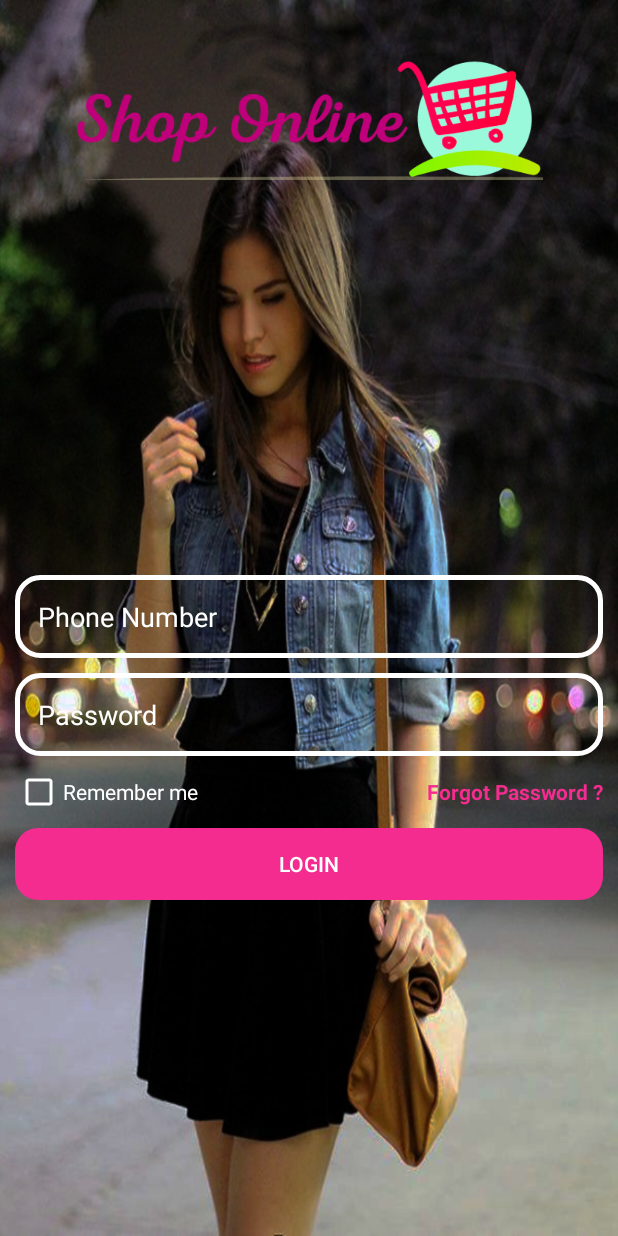
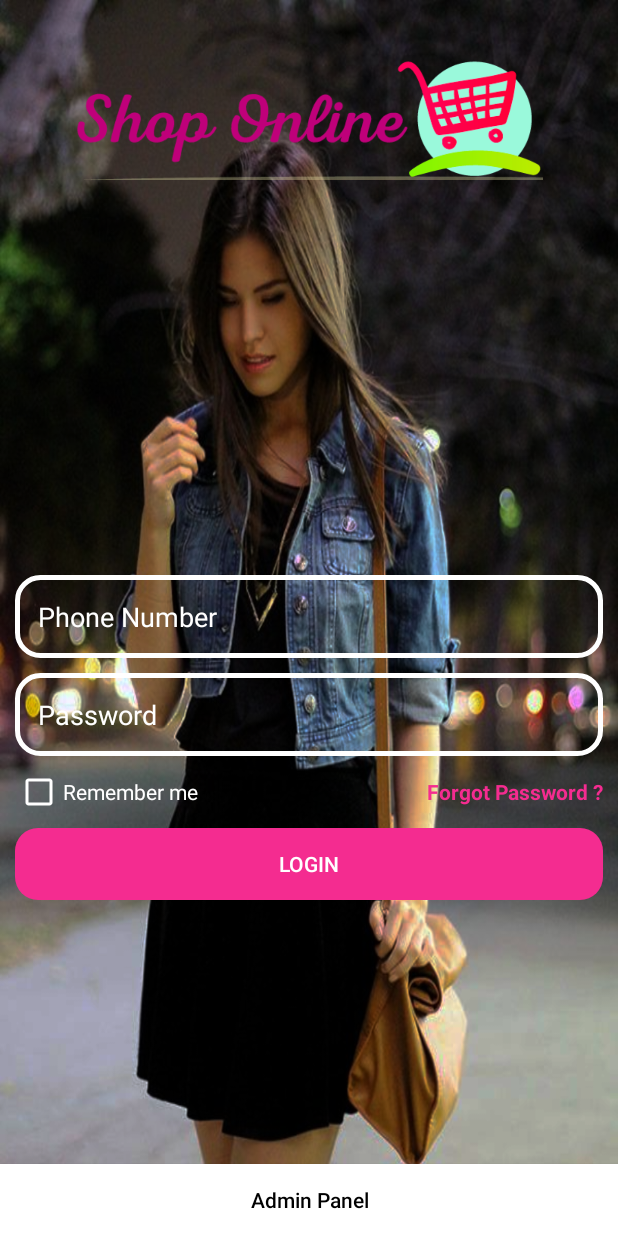
Before and after one commit to subashkarki68/Ecommerce_App, an Android app: the screen it shows after launch (LoginActivity), after a tap on "Already have an account? Login", on a phone screen of 412 x 824 dp. Run offline under Robolectric (Android 15) with nearby library versions, the phone set to English and light mode, and no system bars; our stand-ins replace Firebase (no records; nobody signed in at launch, a user with empty details on screens opened directly).

Commit message:
View Binding Implemented

```diff
--- a/app/build.gradle
+++ b/app/build.gradle
@@ -22,6 +22,11 @@ android {
             proguardFiles getDefaultProguardFile('proguard-android-optimize.txt'), 'proguard-rules.pro'
         }
     }
+    buildFeatures {
+
+        viewBinding true
+
+    }
     compileOptions {
         sourceCompatibility JavaVersion.VERSION_1_8
         targetCompatibility JavaVersion.VERSION_1_8
--- a/app/src/main/AndroidManifest.xml
+++ b/app/src/main/AndroidManifest.xml
@@ -9,6 +9,12 @@
         android:roundIcon="@mipmap/ic_launcher_round"
         android:supportsRtl="true"
         android:theme="@style/Theme.EcommerceApp">
+        <activity
+            android:name=".AdminPanelAddNewProductActivity"
+            android:exported="false" />
+        <activity
+            android:name=".AdminPanelHomeActivity"
+            android:exported="false" />
         <activity
             android:name=".HomeActivity"
             android:exported="false" />
--- a/app/src/main/java/com/example/ecommerceapp/LoginActivity.java
+++ b/app/src/main/java/com/example/ecommerceapp/LoginActivity.java
@@ -4,17 +4,22 @@ import androidx.annotation.NonNull;
 import androidx.appcompat.app.AppCompatActivity;
 import androidx.appcompat.widget.AppCompatButton;
 
+import android.app.ActionBar;
+import android.app.Dialog;
 import android.app.ProgressDialog;
 import android.content.Intent;
 import android.content.SharedPreferences;
 import android.os.Bundle;
 import android.text.TextUtils;
 import android.view.View;
+import android.view.ViewGroup;
+import android.view.Window;
 import android.widget.CheckBox;
 import android.widget.CompoundButton;
 import android.widget.EditText;
 import android.widget.Toast;
 
+import com.example.ecommerceapp.databinding.ActivityLoginBinding;
 import com.example.ecommerceapp.model.Users;
 import com.example.ecommerceapp.prevalent.UserCookie;
 import com.google.firebase.database.DataSnapshot;
@@ -26,23 +31,20 @@ import com.google.gson.Gson;
 
 public class LoginActivity extends AppCompatActivity {
 
-    private AppCompatButton mLoginButton;
-    private EditText mInputPhoneNumber, mInputPassword;
+    ActivityLoginBinding mBinding;
+
     private String mPhoneNumber, mPassword;
     private ProgressDialog mLoadingbar;
-    private CheckBox mRememberMe_chkb;
     private SharedPreferences mSharedPreferences;
+    private Dialog mAdminLoginDialog;
 
 
     @Override
     protected void onCreate(Bundle savedInstanceState) {
         super.onCreate(savedInstanceState);
-        setContentView(R.layout.activity_login);
+        mBinding = ActivityLoginBinding.inflate(getLayoutInflater());
+        setContentView(mBinding.getRoot());
 
-        mLoginButton = findViewById(R.id.login_btn);
-        mInputPhoneNumber = findViewById(R.id.login_phoneNumberInput);
-        mInputPassword = findViewById(R.id.login_passwordInput);
-        mRememberMe_chkb = findViewById(R.id.login_remember_me_chkb);
         mLoadingbar = new ProgressDialog(this);
         mSharedPreferences = getSharedPreferences(UserCookie.ACCOUNT_SETTINGS_SHARED_PREFERENCES,MODE_PRIVATE);
 
@@ -68,14 +70,21 @@ public class LoginActivity extends AppCompatActivity {
             Toast.makeText(LoginActivity.this, "Not Logged in", Toast.LENGTH_SHORT).show();
         }
 
-        mLoginButton.setOnClickListener(new View.OnClickListener() {
+        mBinding.loginBtn.setOnClickListener(new View.OnClickListener() {
             @Override
             public void onClick(View v) {
                 tryLogin();
             }
         });
 
-        mRememberMe_chkb.setOnCheckedChangeListener(new CompoundButton.OnCheckedChangeListener() {
+        mBinding.loginAdminBtn.setOnClickListener(new View.OnClickListener() {
+            @Override
+            public void onClick(View v) {
+                callAdminLoginDialog();
+            }
+        });
+
+        mBinding.loginRememberMeChkb.setOnCheckedChangeListener(new CompoundButton.OnCheckedChangeListener() {
             @Override
             public void onCheckedChanged(CompoundButton buttonView, boolean isChecked) {
 
@@ -94,20 +103,46 @@ public class LoginActivity extends AppCompatActivity {
         });
     }
 
+    private void callAdminLoginDialog() {
+        mAdminLoginDialog = new Dialog(this);
+        mAdminLoginDialog.setContentView(R.layout.activity_admin_login_form);
+        mAdminLoginDialog.setCancelable(true);
+        mAdminLoginDialog.show();
+        Window window = mAdminLoginDialog.getWindow();
+        window.setLayout(ViewGroup.LayoutParams.MATCH_PARENT, ViewGroup.LayoutParams.WRAP_CONTENT);
+        AppCompatButton adminLogin = mAdminLoginDialog.findViewById(R.id.adminLoginDialog_loginBtn);
+        EditText phoneNumber = mAdminLoginDialog.findViewById(R.id.adminLoginDialog_phoneNumberInput);
+        EditText password = mAdminLoginDialog.findViewById(R.id.adminLoginDialog_passwordInput);
+        adminLogin.setOnClickListener(new View.OnClickListener() {
+            @Override
+            public void onClick(View v) {
+                if(phoneNumber.getText().toString().equals("9800")
+                        && password.getText().toString().equals("admin")){
+                    Intent intent = new Intent(LoginActivity.this,AdminPanelHomeActivity.class);
+                    startActivity(intent);
+                    finishAffinity();
+                }else{
+                    Toast.makeText(LoginActivity.this, "Wrong Password", Toast.LENGTH_SHORT).show();
+                }
+            }
+        });
+
+    }
+
     private void tryLogin() {
-        mPhoneNumber = mInputPhoneNumber.getText().toString();
-        mPassword = mInputPassword.getText().toString();
+        mPhoneNumber = mBinding.loginPhoneNumberInput.getText().toString();
+        mPassword = mBinding.loginPasswordInput.getText().toString();
         boolean accountInfoPassed = true;
 
         if (TextUtils.isEmpty(mPhoneNumber)) {
-            mInputPhoneNumber.setError("Please, Enter your Phone Number");
+            mBinding.loginPhoneNumberInput.setError("Please, Enter your Phone Number");
             accountInfoPassed = false;
         } else if (mPhoneNumber.length() < 10) {
-            mInputPhoneNumber.setError("Please, enter 10 digit number");
+            mBinding.loginPhoneNumberInput.setError("Please, enter 10 digit number");
             accountInfoPassed = false;
         }
         if (TextUtils.isEmpty(mPassword) || mPassword.length() < 8) {
-            mInputPassword.setError("Please, Enter 8 digit password");
+            mBinding.loginPasswordInput.setError("Please, Enter 8 digit password");
             accountInfoPassed = false;
         }
         if (accountInfoPassed) {
@@ -137,9 +172,10 @@ public class LoginActivity extends AppCompatActivity {
                                 startActivity(intent);
 
                                 putLoginCredentialsInSharedPreferences(user);
+                                finishAffinity();
 
                             }else{
-                                mInputPassword.setError("Password is Incorrect");
+                                mBinding.loginPasswordInput.setError("Password is Incorrect");
                                 mLoadingbar.dismiss();
                             }
                         }
@@ -164,7 +200,7 @@ public class LoginActivity extends AppCompatActivity {
         Gson gson = new Gson();
         String json = gson.toJson(user);
         editor.putString(UserCookie.USER_DETAIL_SHARED_PREFERENCE_KEY,json);
-        editor.apply();
+        editor.commit();
 
     }
 }
--- a/app/src/main/java/com/example/ecommerceapp/MainActivity.java
+++ b/app/src/main/java/com/example/ecommerceapp/MainActivity.java
@@ -5,24 +5,28 @@ import androidx.appcompat.widget.AppCompatButton;
 
 import android.content.Intent;
 import android.content.SharedPreferences;
+import android.os.Binder;
 import android.os.Bundle;
 import android.view.View;
 import android.widget.Button;
 import android.widget.Toast;
 
+import com.example.ecommerceapp.databinding.ActivityMainBinding;
 import com.example.ecommerceapp.prevalent.UserCookie;
 
 public class MainActivity extends AppCompatActivity {
-    private AppCompatButton LoginButton;
-    private AppCompatButton JoinNowButton;
+
+    ActivityMainBinding mBinding;
+
     private SharedPreferences mSharedPreferences;
+
 
     @Override
     protected void onCreate(Bundle savedInstanceState) {
         super.onCreate(savedInstanceState);
-        setContentView(R.layout.activity_main);
-        LoginButton = findViewById(R.id.main_login_btn);
-        JoinNowButton = findViewById(R.id.main_join_btn);
+        mBinding = ActivityMainBinding.inflate(getLayoutInflater());
+//      setContentView(R.layout.activity_main);
+        setContentView(mBinding.getRoot());
 
         //Check Previous Remember me Value
         mSharedPreferences = getSharedPreferences(UserCookie.ACCOUNT_SETTINGS_SHARED_PREFERENCES,MODE_PRIVATE);
@@ -35,11 +39,11 @@ public class MainActivity extends AppCompatActivity {
         }
 
 
-        LoginButton.setOnClickListener(v -> {
+        mBinding.mainLoginBtn.setOnClickListener(v -> {
             Intent intent = new Intent(MainActivity.this, LoginActivity.class);
             startActivity(intent);
         });
-        JoinNowButton.setOnClickListener(v -> {
+        mBinding.mainJoinBtn.setOnClickListener(v -> {
             Intent intent = new Intent(MainActivity.this, RegisterActivity.class);
             startActivity(intent);
         });
--- a/app/src/main/res/layout/activity_login.xml
+++ b/app/src/main/res/layout/activity_login.xml
@@ -85,10 +85,29 @@
             android:layout_height="wrap_content"
             app:layout_constraintTop_toBottomOf="@id/login_links_container"
             android:text="Login"
-            app:layout_constraintStart_toStartOf="parent"
-            app:layout_constraintEnd_toEndOf="parent"
             android:textColor="@color/white"
             android:background="@drawable/buttons"/>
+
+    </LinearLayout>
+
+    <LinearLayout
+        android:layout_width="match_parent"
+        android:layout_height="wrap_content"
+        app:layout_constraintBottom_toBottomOf="parent"
+        app:layout_constraintEnd_toEndOf="parent"
+        app:layout_constraintStart_toEndOf="parent"
+        android:orientation="vertical">
+
+        <androidx.appcompat.widget.AppCompatButton
+            android:id="@+id/login_admin_btn"
+            android:layout_width="match_parent"
+            android:layout_height="wrap_content"
+            android:layout_marginTop="20dp"
+            android:background="@color/white"
+            android:text="Admin Panel"
+            android:textAllCaps="false"
+            android:textColor="@color/black"
+            app:layout_constraintTop_toBottomOf="@id/login_links_container" />
     </LinearLayout>
 
 </androidx.constraintlayout.widget.ConstraintLayout>
```
Also changed, not shown: app/src/main/java/com/example/ecommerceapp/AdminPanelAddNewProductActivity.java (added, +20 -0 lines), app/src/main/java/com/example/ecommerceapp/AdminPanelHomeActivity.java (added, +19 -0 lines), app/src/main/java/com/example/ecommerceapp/HomeActivity.java (+7 -6 lines), app/src/main/java/com/example/ecommerceapp/RegisterActivity.java (+15 -15 lines), app/src/main/res/drawable/input_design_admin_login.xml (added, +13 -0 lines), app/src/main/res/layout/activity_admin_login_form.xml (added, +60 -0 lines), app/src/main/res/layout/activity_admin_panel_add_new_product.xml (added, +28 -0 lines), app/src/main/res/layout/activity_admin_panel_home.xml (added, +9 -0 lines).
